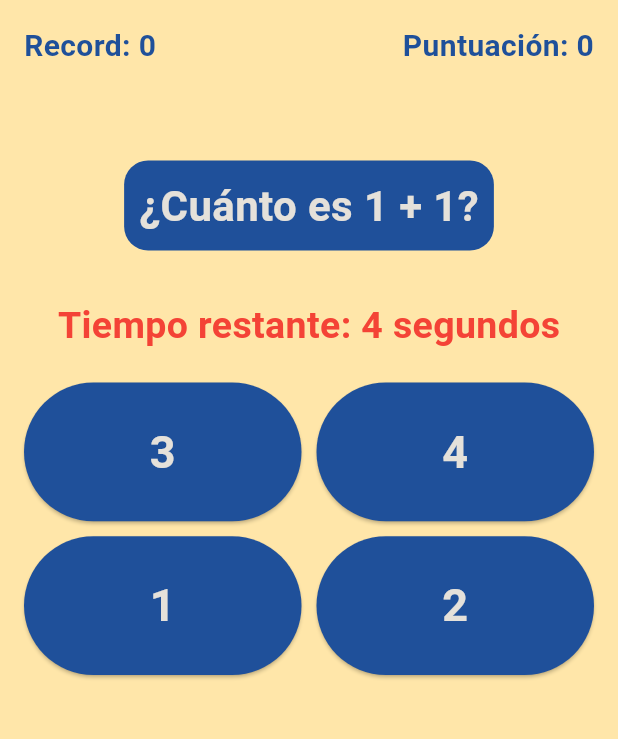
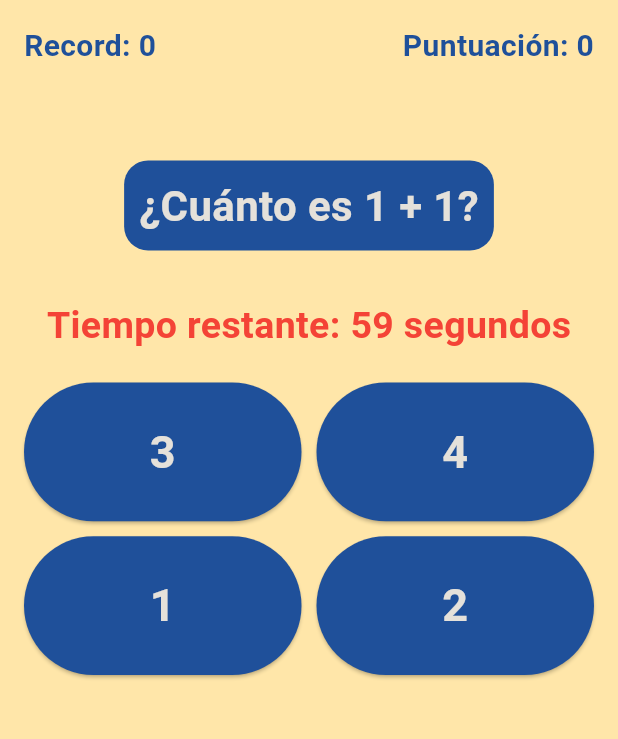
Before and after one commit to LuisM935/Residencia, a Flutter app: the MathGameMenu screen opened directly, after a tap on "Jugar", on a phone screen of 412 x 824 dp, the part 84-823 px from its top. Run offline on Flutter 3.47's test engine with Material 3 defaults, Android fonts, the phone set to English and light mode, and no system bars; our stand-ins replace cloud_firestore, firebase_auth, firebase_core, fluttertoast; accounts and stored records are empty.

Commit message:
MathGameAct

```diff
--- /dev/null
+++ b/resapp/lib/constants/mathlevel.dart
@@ -0,0 +1,13 @@
+
+
+class Levels{
+  static String Avanzado = "¡Impresionante! Tu nivel resolviendo operaciones matemáticas es excepcional. "
+  "Has demostrado ser capaz de resolver problemas de manera rápida y precisa. ¡Sigue esforzándote y mejora tu récord!";
+
+
+  static String Intermedio = "Bien hecho. Tu nivel resolviendo problemas matemáticos es bastante sólido, aún así, puedes mejorar. ¡Esfuérzate!";
+
+  static const Bajo = "¡Gran trabajo! Sigue practicando para mejorar tus habilidades al resolver problemas, vas por buen camino.";
+}
+
+/*  */
--- a/resapp/lib/games/mathGame/math_game.dart
+++ b/resapp/lib/games/mathGame/math_game.dart
@@ -3,6 +3,7 @@ import 'dart:math';
 import 'package:firebase_auth/firebase_auth.dart';
 import 'package:flutter/material.dart';
 import 'package:resapp/constants/colors.dart';
+import 'package:resapp/constants/mathlevel.dart';
 import 'package:resapp/pages/menu.dart';
 import 'package:flutter/foundation.dart';
 //Firebase
@@ -21,7 +22,7 @@ class _MathGameState extends State<MathGame> {
   int correctAnswer = 0; // Valor predeterminado.
   List<int> options = []; // Valor predeterminado.
   late Timer timer;
-  int timeLeft = 5; // Tiempo límite por pregunta.
+  int timeLeft = 60; // Tiempo límite por pregunta.
   bool isGameOver = false;
   int score = 0; //Puntuacion actual
   int mathGameRecord = 0; //Record de juego
@@ -137,10 +138,10 @@ void startTimer() {
     });
   }
 
-  void checkAnswer(int selectedAnswer) {
+void checkAnswer(int selectedAnswer) {
     if (selectedAnswer == correctAnswer) {
       setState(() {
-        timeLeft = 5 ; // Reiniciar tiempo.
+
         score++;
 if (score > mathGameRecord) {
   mathGameRecord = score;
@@ -148,7 +149,7 @@ if (score > mathGameRecord) {
 
   // Actualizar el récord en Firestore
   GameService().saveGameRecord(gameId: gameId, record: mathGameRecord);
-}
+  }
 
 
         generateNewQuestion(); // Generar nueva pregunta.
@@ -156,6 +157,22 @@ if (score > mathGameRecord) {
       });
     }
   }
+
+String userLevel(){
+  if (score >= 50){
+    return "Avanzado \n" + Levels.Avanzado;
+  }
+  else if(score >= 30 && score < 50){
+    return "Intermedio \n" + Levels.Intermedio;
+
+  }
+  else if(score > 0 && score < 30 ){
+    return "Bajo \n " + Levels.Bajo;
+  }
+
+
+  return "Bajo \n " + Levels.Bajo;
+}
 
 @override
 Widget build(BuildContext context) {
@@ -180,21 +197,40 @@ Widget build(BuildContext context) {
                   style: TextStyle(fontSize: 20, color: Colores.pColor, fontWeight: FontWeight.bold),
                   textAlign: TextAlign.right,
                 ),
+                SizedBox(height: 50,),
+                Container(
+                  padding: const EdgeInsets.all(15.0),
+                  width: 300,
+                  height: 200,
+                  decoration: BoxDecoration(
+                    color: Colores.pColor,
+                    borderRadius: BorderRadius.circular(16),
+                  ),
+                  child: Padding(
+                    padding: const EdgeInsets.symmetric(horizontal: 20.0),
+                    child: Text(
+                        'Nivel: ${userLevel()}',
+                        style: TextStyle(fontSize: 20, color: Colors.white, fontWeight: FontWeight.bold),
+                        textAlign: TextAlign.center,
+                      ),
+                  ),
+                ),
                 SizedBox(height: 50),
                 ElevatedButton(
                   child: Text('Reiniciar', style: TextStyle(color: Colors.white, fontSize: 20)),
                   style: ElevatedButton.styleFrom(
                     minimumSize: Size(200, 50),
                     backgroundColor: Colores.pColor,
-                    padding: EdgeInsets.symmetric(horizontal: 32.0, vertical: 16.0),
+                    padding: EdgeInsets.symmetric(horizontal: 16.0, vertical: 16.0),
                     shape: RoundedRectangleBorder(borderRadius: BorderRadius.circular(12.0)),
                   ),
                   onPressed: () {
                     setState(() {
                       isGameOver = false;
-                      timeLeft = 5;
+                      timeLeft = 60;
                       generateNewQuestion();
                       startTimer();
+
                       score = 0;
                     });
                   },
--- a/resapp/lib/games/mathGame/mgMenu.dart
+++ b/resapp/lib/games/mathGame/mgMenu.dart
@@ -28,14 +28,14 @@ class MathGameMenu extends StatelessWidget {
               children: [
                 Expanded(
                   child: _buildInstructionCard(
-                    text: 'Si respondes correctamente a la operación, sumas un punto.',
+                    text: 'Responde correctamente todas las operaciones posibles en un minuto.',
                     backgroundColor: Colors.green,
                   ),
                 ),
                 const SizedBox(width: 10), // Espaciado entre los contenedores
                 Expanded(
                   child: _buildInstructionCard(
-                    text: 'Si el tiempo se acaba, el juego se da por terminado.',
+                    text: 'El juego acaba cuando el tiempo termina.',
                     backgroundColor: Colors.red,
                   ),
                 ),
@@ -50,6 +50,7 @@ class MathGameMenu extends StatelessWidget {
                 color: Colors.red,
               ),
               textAlign: TextAlign.center,
+
             ),
             const SizedBox(height: 20),
             Row(
@@ -61,10 +62,11 @@ class MathGameMenu extends StatelessWidget {
                     Navigator.push(context, MaterialPageRoute(builder: (context) => MathGame()));
                   },
                   style: ElevatedButton.styleFrom(
+
                     backgroundColor: Colores.pColor,
                     padding: const EdgeInsets.symmetric(
-                      horizontal: 30.0,
-                      vertical: 10.0,
+                      horizontal: 50.0,
+                      vertical: 20.0,
                     ),
                   ),
                   child: const Text(
@@ -79,8 +81,8 @@ class MathGameMenu extends StatelessWidget {
                   style: ElevatedButton.styleFrom(
                     backgroundColor: Colores.pColor,
                     padding: const EdgeInsets.symmetric(
-                      horizontal: 30.0,
-                      vertical: 10.0,
+                      horizontal: 50.0,
+                      vertical: 20.0,
                     ),
                   ),
                   child: const Text(
@@ -102,8 +104,10 @@ class MathGameMenu extends StatelessWidget {
     required Color backgroundColor,
   }) {
     return Container(
+
       padding: const EdgeInsets.all(10.0),
       decoration: BoxDecoration(
+
         color: backgroundColor,
         borderRadius: BorderRadius.circular(16.0),
       ),
```
